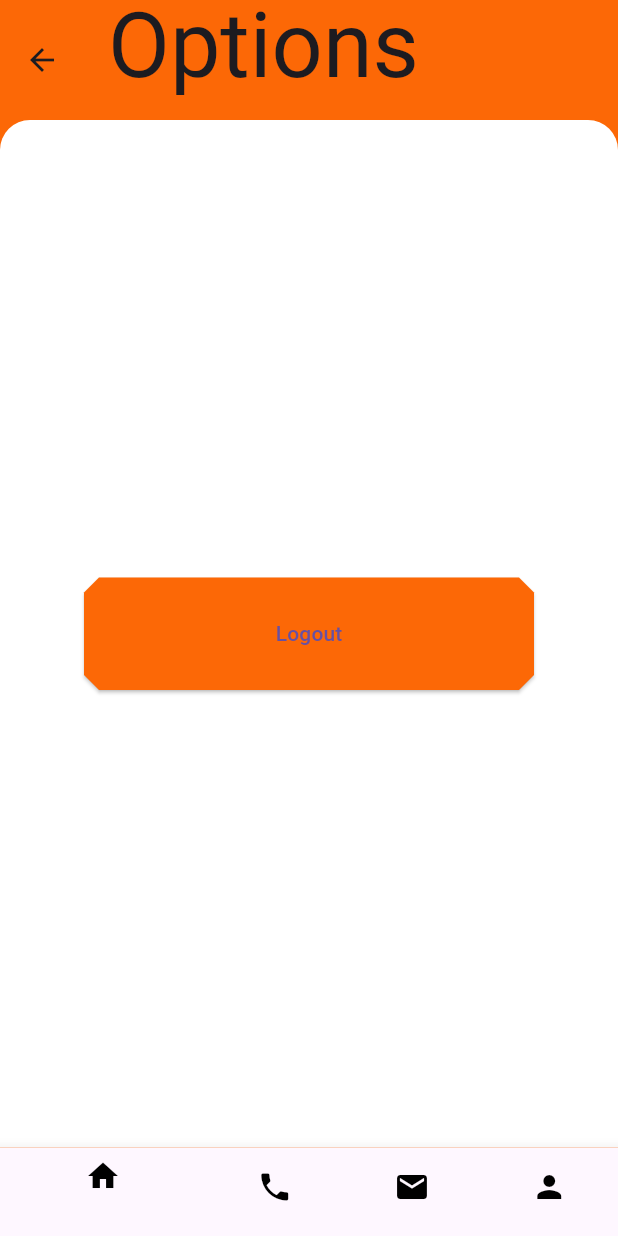
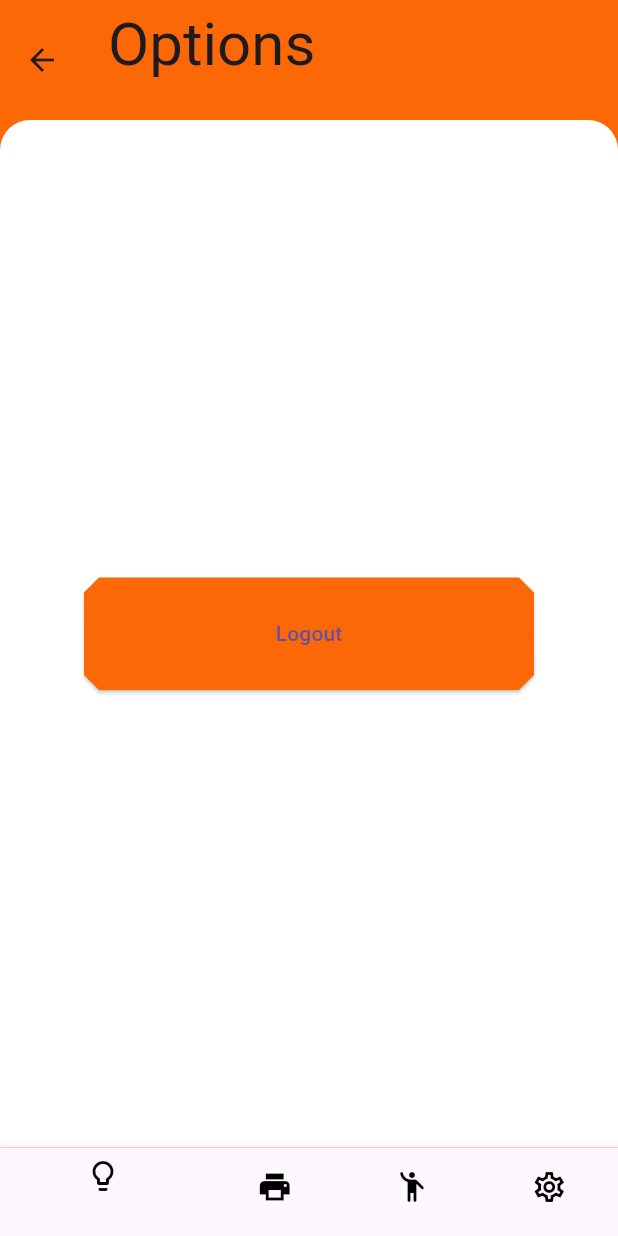
Before and after one commit to JnunleyONU/onu-smart-system, a Flutter app: the screen it shows once a user with an empty profile is signed in, after a tap on the "settings" icon, on a phone screen of 412 x 824 dp. Run offline on Flutter 3.47's test engine with Material 3 defaults, Android fonts, the phone set to English and light mode, and no system bars; our stand-ins replace firebase_auth, firebase_core, google_fonts, google_sign_in; accounts and stored records are empty; network calls fail.

Commit message:
Added variable Username to display on app banners

```diff
--- a/lib/constants.dart
+++ b/lib/constants.dart
@@ -6,34 +6,35 @@ import 'package:onu_smart/pages/printer_home.dart';
 import 'package:onu_smart/pages/tour_home.dart';
 
 const onuOrange = Color.fromARGB(255, 252, 104, 6);
+String? userName = '';
 
 BottomNavigationBar bottomNavigation() {
   return BottomNavigationBar(
     items: const <BottomNavigationBarItem>[
       BottomNavigationBarItem(
         icon: Icon(
-          Icons.home,
+          Icons.lightbulb_outline,
           color: Colors.black,
         ),
         label: "",
       ),
       BottomNavigationBarItem(
         icon: Icon(
-          Icons.phone,
+          Icons.print,
           color: Colors.black,
         ),
         label: "",
       ),
       BottomNavigationBarItem(
         icon: Icon(
-          Icons.mail,
+          Icons.emoji_people_rounded,
           color: Colors.black,
         ),
         label: "",
       ),
       BottomNavigationBarItem(
         icon: Icon(
-          Icons.person,
+          Icons.settings_outlined,
           color: Colors.black,
         ),
         label: "",
@@ -114,7 +115,7 @@ AppBar generalAppBar(String headerText, [double? fontSize]) {
         Text(
           headerText, // Insert Username
           style: GoogleFonts.amiriQuran(
-            fontSize: fontSize ?? 60,
+            fontSize: fontSize ?? 40,
           ),
         ),
         const Padding(padding: EdgeInsets.all(10))
--- a/lib/pages/Login_Page.dart
+++ b/lib/pages/Login_Page.dart
@@ -1,6 +1,7 @@
 import 'package:firebase_auth/firebase_auth.dart';
 import 'package:flutter/material.dart';
 import 'package:google_sign_in/google_sign_in.dart';
+import 'package:onu_smart/constants.dart';
 import 'package:onu_smart/pages/admin_home_page.dart';
 import 'package:onu_smart/widgets/default_banner.dart';
 
@@ -53,6 +54,6 @@ class LoginPage extends StatelessWidget {
 
     UserCredential userCredntial =
         await FirebaseAuth.instance.signInWithCredential(credential);
-    print(userCredntial.user?.displayName);
+    userName = userCredntial.user?.displayName;
   }
 }
--- a/lib/pages/admin_home_page.dart
+++ b/lib/pages/admin_home_page.dart
@@ -12,7 +12,7 @@ class AdminHomePage extends StatelessWidget {
   Widget build(BuildContext context) {
     return Scaffold(
       backgroundColor: onuOrange,
-      appBar: generalAppBar("Hello"),
+      appBar: generalAppBar("Hello $userName"),
       body: Container(
           height: 800,
           width: double.infinity,
--- a/lib/pages/fountain_home.dart
+++ b/lib/pages/fountain_home.dart
@@ -83,6 +83,7 @@ class FountainHome extends StatelessWidget {
           ),
         ),
       ),
+      bottomNavigationBar: bottomNavigation(),
     );
   }
 }
```
